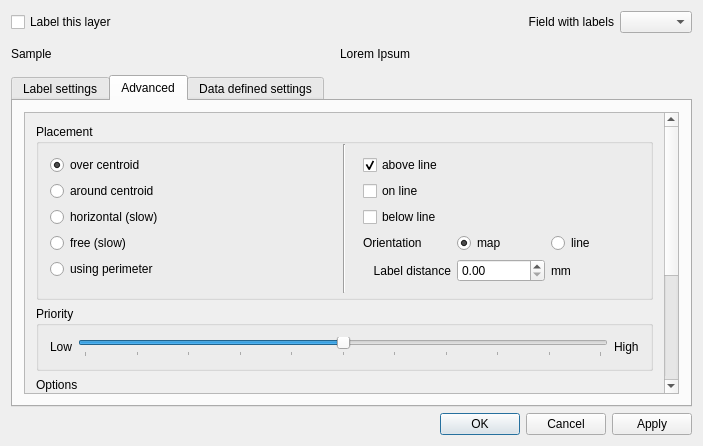
Qt form qgis/src/ui/qgslabelingguibase.ui (sourcepole/qgis) before a commit.
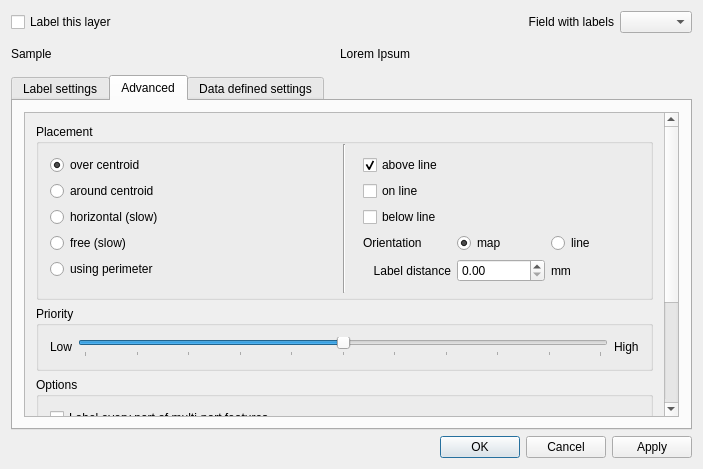
The same form after that commit. The open tabs and pages were chosen to show the change. Icons and pictures are not drawn. Custom widgets are drawn as their Qt base class.

Commit message: Use 22x22 icons in label dialog tab bar

Patch:
```diff
--- a/qgis/src/ui/qgslabelingguibase.ui
+++ b/qgis/src/ui/qgslabelingguibase.ui
@@ -7,7 +7,7 @@
     <x>0</x>
     <y>0</y>
     <width>703</width>
-    <height>446</height>
+    <height>469</height>
    </rect>
   </property>
   <property name="windowTitle">
@@ -104,8 +104,8 @@
      </property>
      <property name="iconSize">
       <size>
-       <width>32</width>
-       <height>32</height>
+       <width>22</width>
+       <height>22</height>
       </size>
      </property>
      <widget class="QWidget" name="tab_3">
@@ -381,8 +381,8 @@
            <rect>
             <x>0</x>
             <y>0</y>
-            <width>645</width>
-            <height>495</height>
+            <width>486</width>
+            <height>483</height>
            </rect>
           </property>
           <layout class="QGridLayout" name="gridLayout_13">
```
Left out of the diff: 2 changed lines with no effect on the pictures.
